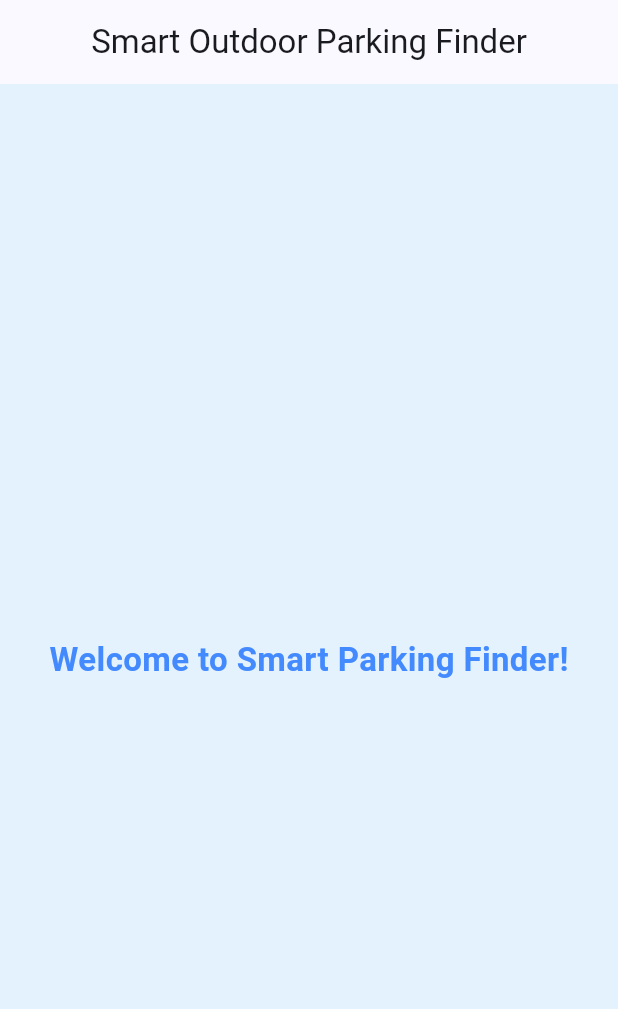
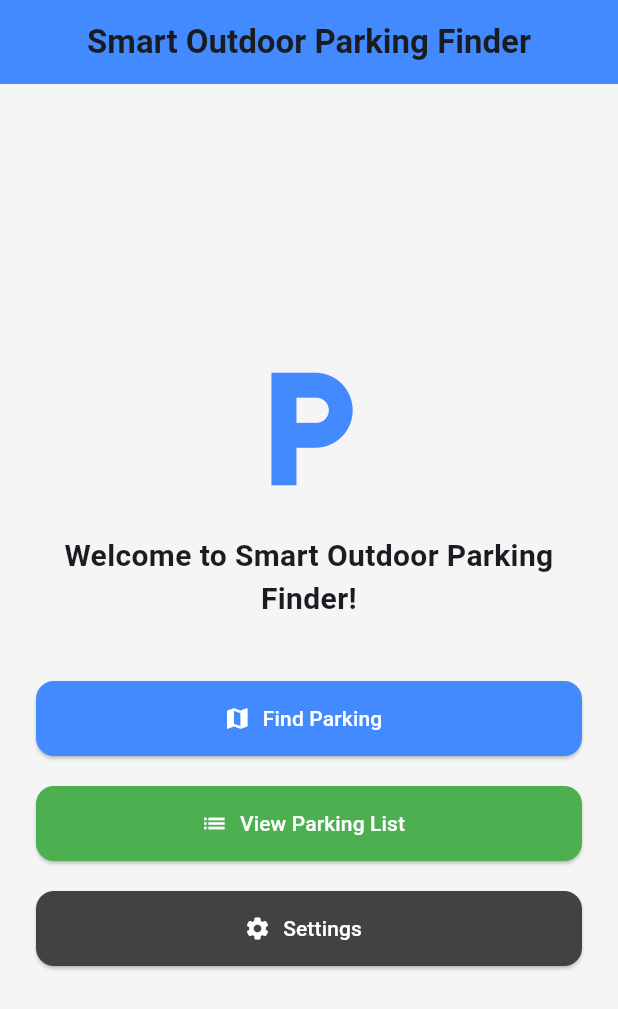
Before and after one commit to Izharnordin/parking_finder_app, a Flutter app: the screen it shows after launch, on a phone screen of 412 x 824 dp. Shown: the top 1009 px of the screen. Run offline on Flutter 3.47's test engine with Material 3 defaults, Android fonts, the light colour scheme and no system bars.

Commit message:
Added new files

```diff
--- a/lib/main.dart
+++ b/lib/main.dart
@@ -1,4 +1,5 @@
 import 'package:flutter/material.dart';
+import 'screens/home_page.dart';
 
 void main() {
   runApp(const ParkingFinderApp());
@@ -12,7 +13,7 @@
       debugShowCheckedModeBanner: false,
       title: 'Smart Outdoor Parking Finder',
       theme: ThemeData(
-        colorScheme: ColorScheme.fromSeed(seedColor: Colors.blueAccent),
+        colorScheme: ColorScheme.fromSeed(seedColor: const Color.fromARGB(255, 17, 19, 23)),
         useMaterial3: true,
       ),
       initialRoute: '/home',
@@ -26,26 +27,3 @@
     );
   }
 }
-
-class HomePage extends StatelessWidget {
-  const HomePage({super.key});
-
-  @override
-  Widget build(BuildContext context) {
-    return Scaffold(
-      appBar: AppBar(
-        title: const Text("Smart Outdoor Parking Finder"),
-        centerTitle: true,
-      ),
-      body: Container(
-        color: Colors.blue[50],
-        child: const Center(
-          child: Text(
-            "Welcome to Smart Parking Finder!",
-            style: TextStyle(fontSize: 22, fontWeight: FontWeight.bold, color: Colors.blueAccent),
-          ),
-        ),
-      ),
-    );
-  }
-}
```
Also changed, not shown: lib/screens/settings_page.dart (added), lib/services/sensor_service.dart (added), lib/utils/app_colors.dart (added), lib/utils/app_constants.dart (added), lib/utils/app_styles.dart (added), lib/widgets/app_logo.dart (added), lib/widgets/custom_button.dart (added).
